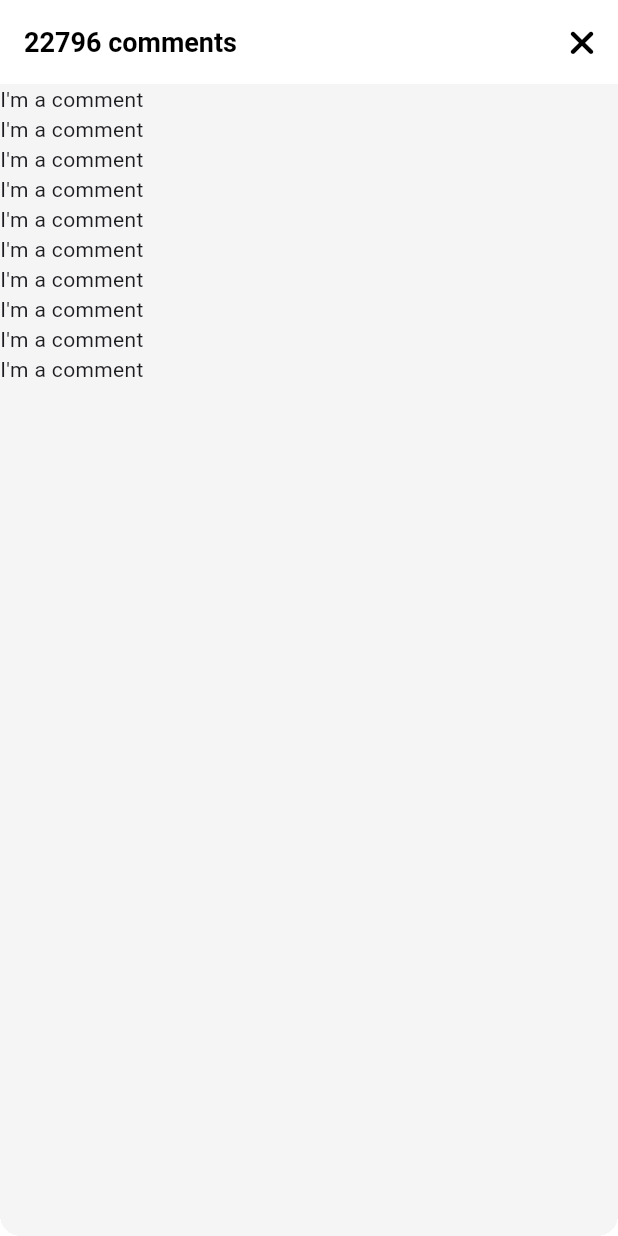
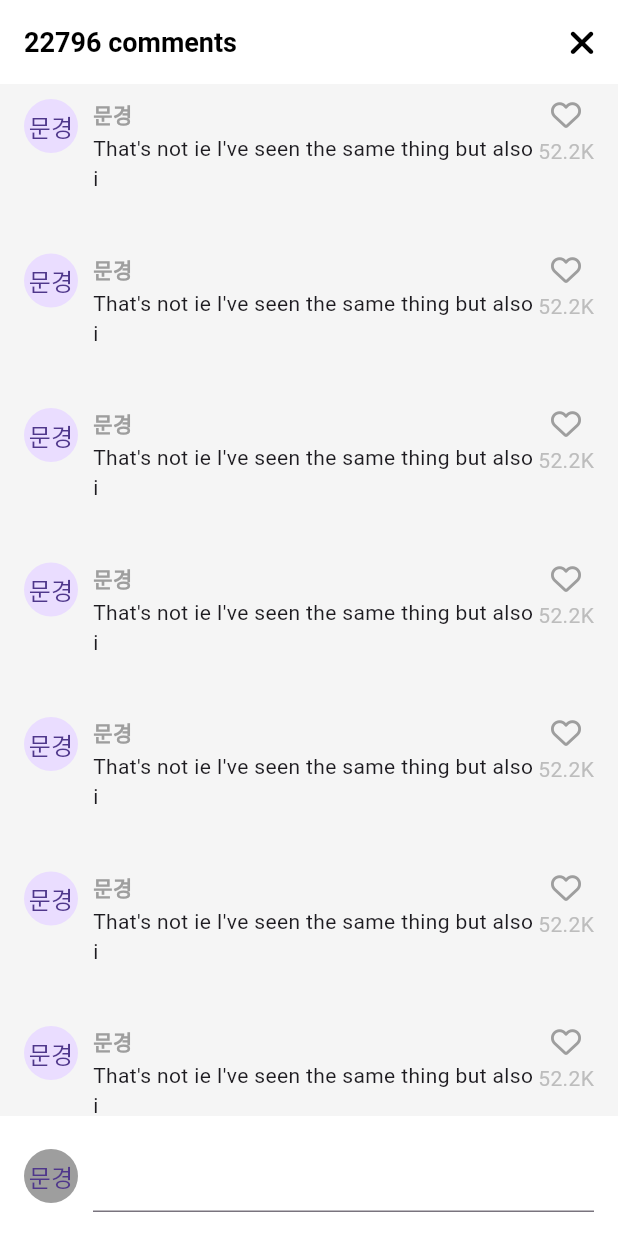
Before and after one commit to moonssa/tiktok, a Flutter app: the VideoComments screen opened directly, on a phone screen of 412 x 824 dp. Run offline on Flutter 3.47's test engine with Material 3 defaults, Android fonts, the phone set to English and light mode, and no system bars; our stand-ins replace font_awesome_flutter, video_player, visibility_detector; network calls fail; statements that could not run were skipped.

Commit message:
comments with bottomNavigationBar

```diff
--- a/lib/features/main_navigation/main_navigation_screen.dart
+++ b/lib/features/main_navigation/main_navigation_screen.dart
@@ -45,6 +45,7 @@ class _MainNavigationScreenState extends State<MainNavigationScreen> {
   @override
   Widget build(BuildContext context) {
     return Scaffold(
+      resizeToAvoidBottomInset: false,
       body: Stack(
         children: [
           Offstage(
--- a/lib/features/videos/widgets/video_comments.dart
+++ b/lib/features/videos/widgets/video_comments.dart
@@ -1,5 +1,6 @@
 import 'package:flutter/material.dart';
 import 'package:font_awesome_flutter/font_awesome_flutter.dart';
+import 'package:tiktok/constants/gaps.dart';
 import 'package:tiktok/constants/sizes.dart';
 
 class VideoComments extends StatefulWidget {
@@ -35,12 +36,75 @@ class _VideoCommentsState extends State<VideoComments> {
             ),
           ],
         ),
-          body: ListView.builder(
+        body: ListView.separated(
+          padding: const EdgeInsets.symmetric(
+            vertical: Sizes.size10,
+            horizontal: Sizes.size16,
+          ),
+          separatorBuilder: (context, index) => Gaps.v40,
           itemCount: 10,
-            itemBuilder: (context, index) => Container(
-              child: const Text("I'm a comment"),
+          itemBuilder: (context, index) => Row(
+            crossAxisAlignment: CrossAxisAlignment.start,
+            children: [
+              const CircleAvatar(
+                radius: 18,
+                child: Text(
+                  "문경",
                 ),
               ),
-        ));
+              Gaps.h10,
+              Expanded(
+                child: Column(
+                  crossAxisAlignment: CrossAxisAlignment.start,
+                  children: [
+                    Text(
+                      "문경",
+                      style: TextStyle(
+                          fontWeight: FontWeight.bold,
+                          fontSize: Sizes.size14,
+                          color: Colors.grey.shade500),
+                    ),
+                    Gaps.v3,
+                    const Text(
+                      "That's not ie I've seen the same thing but also i",
+                    ),
+                  ],
+                ),
+              ),
+              Column(children: [
+                FaIcon(
+                  FontAwesomeIcons.heart,
+                  size: Sizes.size20,
+                  color: Colors.grey.shade500,
+                ),
+                Gaps.v5,
+                Text("52.2K",
+                    style: TextStyle(
+                      color: Colors.grey.shade400,
+                    )),
+              ]),
+            ],
+          ),
+        ),
+        bottomNavigationBar: BottomAppBar(
+          color: Colors.white,
+          child: Row(
+            children: [
+              CircleAvatar(
+                radius: 18,
+                backgroundColor: Colors.grey.shade500,
+                child: const Text(
+                  "문경",
+                ),
+              ),
+              Gaps.h10,
+              const Expanded(
+                child: TextField(),
+              )
+            ],
+          ),
+        ),
+      ),
+    );
   }
 }
```
Lines whose indentation alone changed are shown as unchanged.
